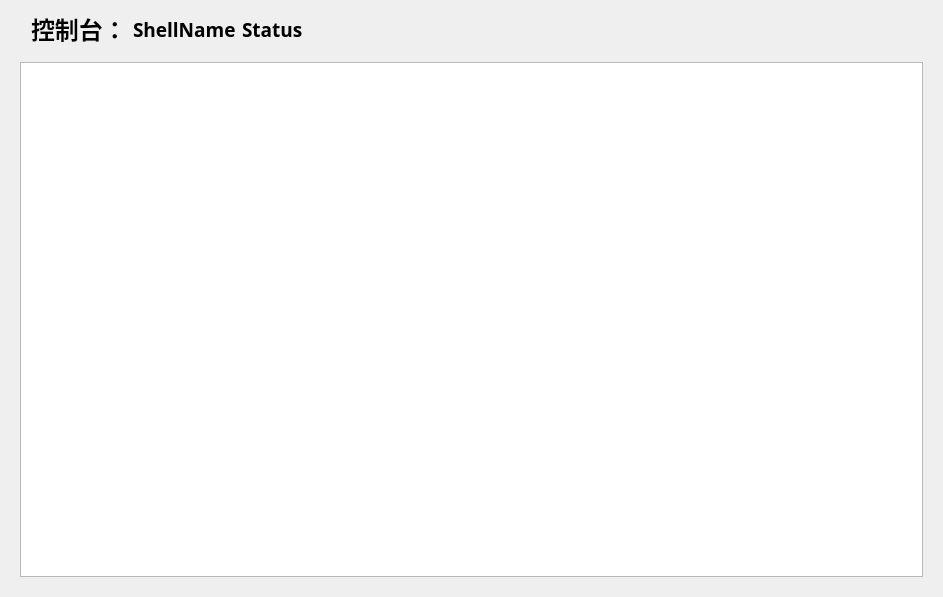
First picture: the form in launcher/interfaces/ui/Console.ui, repository Stewitch/LiZhen, before the edit.
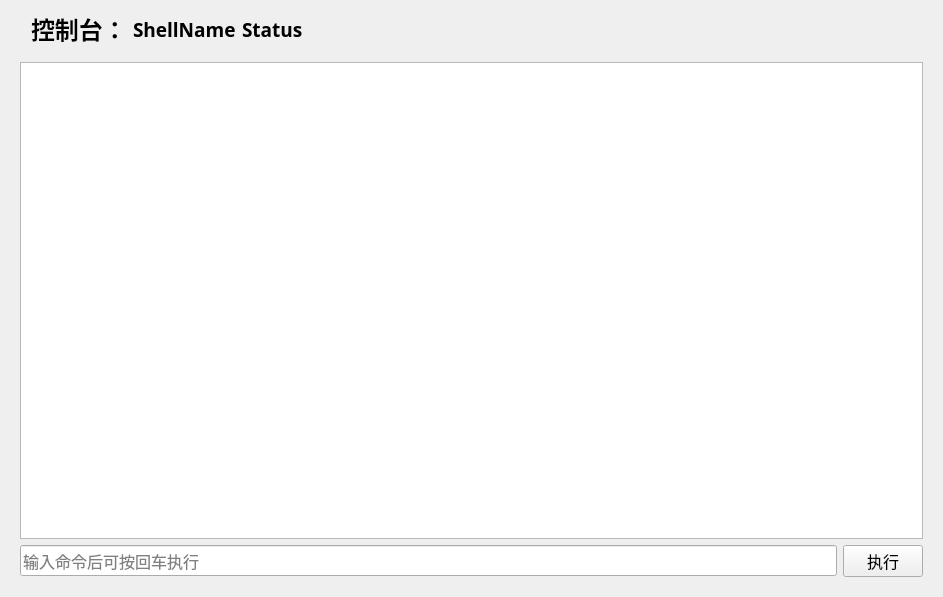
Second picture: the form after the edit. The open tabs and pages were chosen to show the change. Custom widgets are drawn as their Qt base class.

Patch:
```diff
--- a/launcher/interfaces/ui/Console.ui
+++ b/launcher/interfaces/ui/Console.ui
@@ -167,7 +167,7 @@
         <widget class="TextBrowser" name="projectShell">
          <property name="font">
           <font>
-           <family>阿里巴巴普惠体 R</family>
+           <family>Alibaba PuHuiTi R</family>
            <pointsize>10</pointsize>
           </font>
          </property>
@@ -175,6 +175,56 @@
        </item>
       </layout>
      </widget>
+     <widget class="QWidget" name="EShell">
+      <layout class="QVBoxLayout" name="verticalLayout_2">
+       <item>
+        <widget class="QTextBrowser" name="envShell">
+         <property name="font">
+          <font>
+           <family>Alibaba PuHuiTi R</family>
+           <pointsize>10</pointsize>
+          </font>
+         </property>
+        </widget>
+       </item>
+       <item>
+        <layout class="QHBoxLayout" name="hLayoutA">
+         <item>
+          <widget class="LineEdit" name="envInput">
+           <property name="minimumSize">
+            <size>
+             <width>0</width>
+             <height>20</height>
+            </size>
+           </property>
+           <property name="font">
+            <font>
+             <family>Alibaba PuHuiTi R</family>
+             <pointsize>12</pointsize>
+            </font>
+           </property>
+           <property name="placeholderText">
+            <string>输入命令后可按回车执行</string>
+           </property>
+          </widget>
+         </item>
+         <item>
+          <widget class="QPushButton" name="envSendButton">
+           <property name="font">
+            <font>
+             <family>Alibaba PuHuiTi R</family>
+             <pointsize>12</pointsize>
+            </font>
+           </property>
+           <property name="text">
+            <string>执行</string>
+           </property>
+          </widget>
+         </item>
+        </layout>
+       </item>
+      </layout>
+     </widget>
      <widget class="QWidget" name="LShell">
       <layout class="QHBoxLayout" name="horizontalLayout_3">
        <item>
@@ -203,6 +253,11 @@
    <header>qfluentwidgets</header>
    <container>1</container>
   </customwidget>
+  <customwidget>
+   <class>LineEdit</class>
+   <extends>QLineEdit</extends>
+   <header>qfluentwidgets</header>
+  </customwidget>
  </customwidgets>
  <resources/>
  <connections/>
```
Left out of the diff: 9 changed lines with no effect on the pictures.
